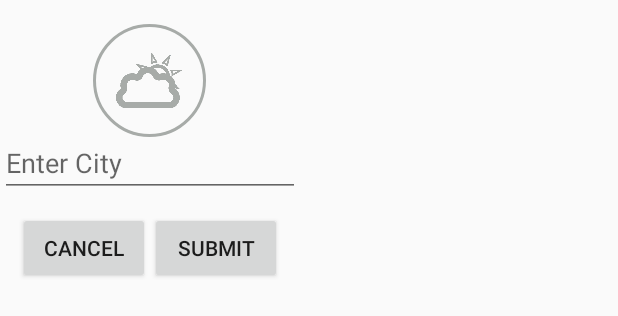
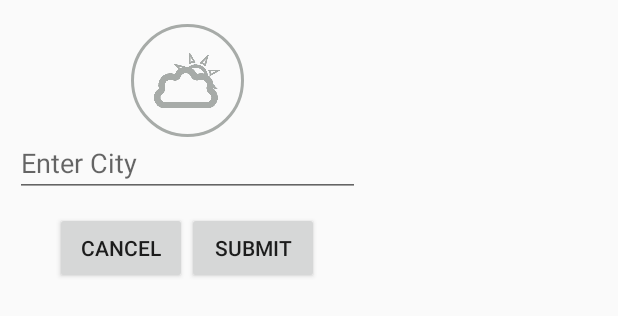
Before and after one commit to JulienSiems/WeatherChart, an Android app: the layout add_city_dialog.xml on its own in the app's theme, with its tools: preview values and no code run, on a phone screen of 412 x 824 dp. Shown: the top 316 px of the screen. Run offline under Robolectric (Android 15) with nearby library versions, the phone set to English and light mode, and no system bars; network calls fail.

Commit message:
first commit

```diff
--- a/app/src/main/java/com/example/julien/weatherapp2/MainActivity.java
+++ b/app/src/main/java/com/example/julien/weatherapp2/MainActivity.java
@@ -1,6 +1,7 @@
 package com.example.julien.weatherapp2;
 
 import android.app.Dialog;
+import android.content.Context;
 import android.os.Bundle;
 import android.support.v7.app.AppCompatActivity;
 import android.support.v7.widget.LinearLayoutManager;
@@ -11,6 +12,7 @@ import android.view.View;
 import android.view.animation.RotateAnimation;
 import android.widget.Button;
 import android.widget.EditText;
+import android.widget.Toast;
 
 import com.android.volley.Request;
 import com.android.volley.RequestQueue;
@@ -254,6 +256,5 @@ public class MainActivity extends AppCompatActivity {
     @Override
     protected void onResume() {
         super.onResume();
-       // requestWeatherData();
     }
 }
--- a/app/src/main/res/layout/add_city_dialog.xml
+++ b/app/src/main/res/layout/add_city_dialog.xml
@@ -1,10 +1,13 @@
 <?xml version="1.0" encoding="utf-8"?>
 <RelativeLayout xmlns:android="http://schemas.android.com/apk/res/android"
     android:orientation="vertical"
-    android:layout_width="200dp"
+    android:layout_width="250dp"
     android:layout_height="wrap_content"
     android:paddingTop="16dp"
+    android:paddingStart="10dp"
+    android:paddingEnd="10dp"
     android:paddingBottom="16dp"
+    android:gravity="center_horizontal"
     android:focusableInTouchMode="true">
 
     <ImageView
@@ -15,15 +18,6 @@
         android:layout_width="75dp"
         android:layout_height="75dp"
         android:layout_centerHorizontal="true"/>
-<!--
-    <android.support.design.widget.TextInputLayout
-        android:id="@+id/enterCityFrame"
-        android:layout_width="match_parent"
-        android:layout_height="wrap_content"
-        android:layout_marginStart="10dp"
-        android:layout_marginEnd="10dp"
-        android:layout_below="@id/weatherIcon"
-        android:layout_marginTop="16dp"> -->
 
         <EditText
             android:id="@+id/enterCity"
@@ -32,9 +26,6 @@
             android:hint="@string/city_hint"
             android:layout_below="@id/weatherIcon"
             android:selectAllOnFocus="false"/>
-<!--
-    </android.support.design.widget.TextInputLayout>
--->
 
     <LinearLayout
         android:layout_width="match_parent"
```
Also changed, not shown: app/src/main/res/drawable/Screenshot_2015-10-14-23-05-11.png (deleted), app/src/main/res/drawable/Screenshot_2015-10-14-23-06-37.png (deleted), app/src/main/res/drawable/Screenshot_2015-10-14-23-06-50.png (deleted).
